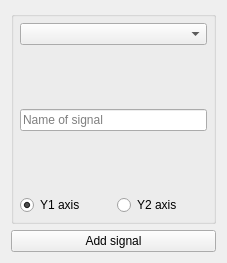
Above: src/dialogs/addregisterwidget.ui from ModbusScope/ModbusScope before the change. Below: the same form after it.
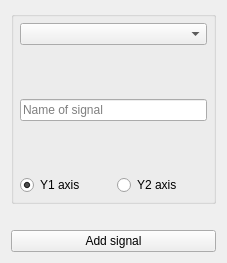
That is the form after the change.

Commit message:
Show why the adapter rejected an address in the add form
The reason is shown above the Add signal button and the popup stays open.
It is hidden on the next attempt or when another device is selected.

Diff of the .ui file:
```diff
--- a/src/dialogs/addregisterwidget.ui
+++ b/src/dialogs/addregisterwidget.ui
@@ -69,6 +69,25 @@
      </layout>
     </widget>
    </item>
+   <item>
+    <widget class="QLabel" name="lblError">
+     <property name="sizePolicy">
+      <sizepolicy hsizetype="Ignored" vsizetype="Fixed">
+       <horstretch>0</horstretch>
+       <verstretch>0</verstretch>
+      </sizepolicy>
+     </property>
+     <property name="text">
+      <string/>
+     </property>
+     <property name="textFormat">
+      <enum>Qt::TextFormat::PlainText</enum>
+     </property>
+     <property name="wordWrap">
+      <bool>true</bool>
+     </property>
+    </widget>
+   </item>
    <item>
     <widget class="QPushButton" name="btnAdd">
      <property name="text">
```
The commit also changes 4 other files.
